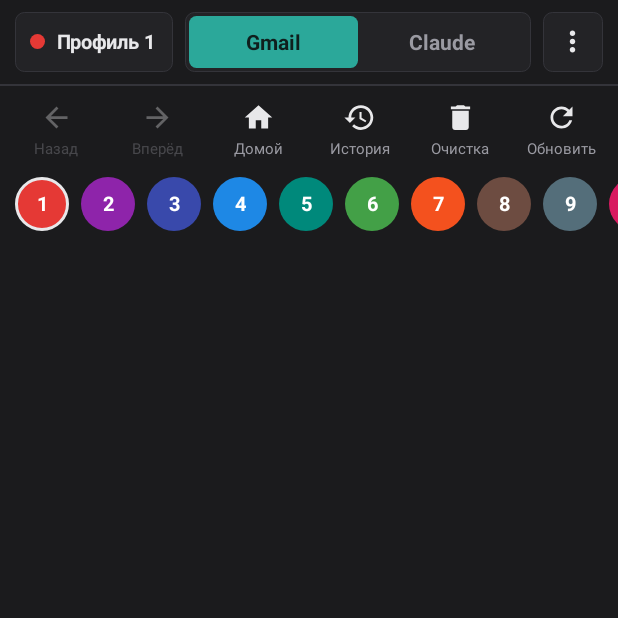
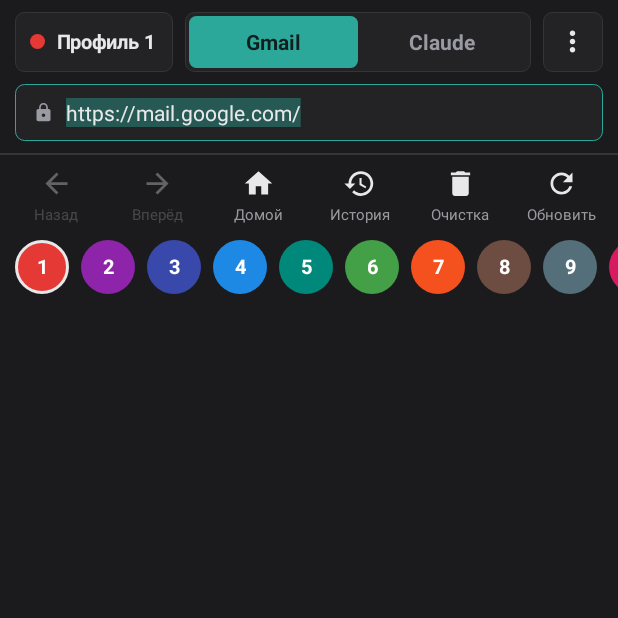
Before and after one commit to basilsolanji-hash/Browser, an Android app: the screen it shows after launch (BrowserActivity), after a tap on "Gmail", on a phone screen of 412 x 824 dp, the top half of it. Run offline under Robolectric (Android 15) with nearby library versions, the phone set to English and light mode, and no system bars; libraries missing offline, so code that uses them is left out: org.mozilla.geckoview; 12 statements that could not run were skipped.

Commit message:
0.7: Ось logo and icon, address bar top/bottom, latest GeckoView, fullscreen, tracking protection
Co-Authored-By: Claude Opus 5.5 <noreply@anthropic.com>
Claude-Session: https://claude.ai/code/session_014xaTohxQRmnBzg5tNaWgTn

```diff
--- a/app/src/main/java/ru/multibrowser/BrowserActivity.kt
+++ b/app/src/main/java/ru/multibrowser/BrowserActivity.kt
@@ -8,12 +8,13 @@ import android.graphics.Color
 import android.graphics.Typeface
 import android.net.Uri
 import android.os.Bundle
+import android.text.InputType
 import android.text.TextUtils
 import android.view.Gravity
 import android.view.KeyEvent
 import android.view.View
-import android.view.WindowManager
 import android.view.inputmethod.EditorInfo
+import android.view.inputmethod.InputMethodManager
 import android.widget.EditText
 import android.widget.HorizontalScrollView
 import android.widget.LinearLayout
@@ -25,6 +26,8 @@ import androidx.activity.OnBackPressedCallback
 import androidx.activity.result.contract.ActivityResultContracts
 import androidx.appcompat.app.AlertDialog
 import androidx.appcompat.app.AppCompatActivity
+import androidx.core.view.WindowInsetsCompat
+import androidx.core.view.WindowInsetsControllerCompat
 import org.mozilla.geckoview.AllowOrDeny
 import org.mozilla.geckoview.GeckoResult
 import org.mozilla.geckoview.GeckoSession
@@ -49,6 +52,10 @@ class BrowserActivity : AppCompatActivity() {
     private lateinit var progress: ProgressBar
     private lateinit var switcher: LinearLayout
     private lateinit var backButton: View
+    private lateinit var urlBar: EditText
+    private lateinit var lockIcon: View
+    private val chrome = mutableListOf<View>() // всё, что прячется в полноэкранном режиме
+    private var fullScreen = false
     private lateinit var forwardButton: View
     private var profileId = 0
     private var site = Site.GMAIL
@@ -76,7 +83,12 @@ class BrowserActivity : AppCompatActivity() {
         buildUi()
         onBackPressedDispatcher.addCallback(this, object : OnBackPressedCallback(true) {
             override fun handleOnBackPressed() {
-                if (Gecko.canGoBack[key] == true) session?.goBack() else finish()
+                when {
+                    fullScreen -> session?.exitFullScreen()
+                    urlBar.hasFocus() -> urlBar.clearFocus()
+                    Gecko.canGoBack[key] == true -> session?.goBack()
+                    else -> finish()
+                }
             }
         })
         openTab(intent)
@@ -109,7 +121,7 @@ class BrowserActivity : AppCompatActivity() {
         chipDot.background = Ui.oval(p.color)
         chipName.text = p.name
         tabs.forEach { (s, view) -> styleTab(view, s == newSite) }
-        currentUrl = Profiles.lastUrl(this, id, newSite)
+        showUrl(Profiles.lastUrl(this, id, newSite))
         progress.visibility = View.GONE
 
         val s = Gecko.session(this, id, newSite)
@@ -118,6 +130,27 @@ class BrowserActivity : AppCompatActivity() {
         session = s
         renderSwitcher()
         updateNavButtons()
+    }
+
+    /** В покое — только домен и замок для https, при редактировании — полный адрес. */
+    private fun showUrl(url: String) {
+        currentUrl = url
+        lockIcon.visibility = if (url.startsWith("https://")) View.VISIBLE else View.GONE
+        if (!urlBar.hasFocus()) urlBar.setText(Uri.parse(url).host ?: url)
+    }
+
+    private fun setFullScreen(on: Boolean) {
+        fullScreen = on
+        chrome.forEach { it.visibility = if (on) View.GONE else View.VISIBLE }
+        if (!on) progress.visibility = View.GONE
+        WindowInsetsControllerCompat(window, geckoView).apply {
+            if (on) {
+                systemBarsBehavior = WindowInsetsControllerCompat.BEHAVIOR_SHOW_TRANSIENT_BARS_BY_SWIPE
+                hide(WindowInsetsCompat.Type.systemBars())
+            } else {
+                show(WindowInsetsCompat.Type.systemBars())
+            }
+        }
     }
 
     private fun updateNavButtons() {
@@ -132,7 +165,7 @@ class BrowserActivity : AppCompatActivity() {
             override fun onPageStart(session: GeckoSession, url: String) {
                 if (visible()) {
                     progress.visibility = View.VISIBLE
-                    currentUrl = url
+                    showUrl(url)
                 }
                 Profiles.saveLastUrl(this@BrowserActivity, id, tab, url)
                 History.add(this@BrowserActivity, id, url)
@@ -186,6 +219,11 @@ class BrowserActivity : AppCompatActivity() {
             override fun onExternalResponse(session: GeckoSession, response: WebResponse) {
                 Downloads.save(this@BrowserActivity, response)
             }
+
+            // Видео и игры на весь экран: прячем панели браузера и системы.
+            override fun onFullScreen(session: GeckoSession, fullScreen: Boolean) {
+                if (visible()) setFullScreen(fullScreen)
+            }
         }
         s.promptDelegate = PromptHandler()
     }
@@ -232,7 +270,6 @@ class BrowserActivity : AppCompatActivity() {
     private fun showMenu(anchor: View) {
         val menu = PopupMenu(this, anchor)
         val items = listOf<Pair<String, () -> Unit>>(
-            "Открыть адрес…" to { askUrl() },
             "Копировать ссылку" to { copyUrl() },
             "Открыть в другом браузере" to { openExternally() },
             "Настройки" to { startActivity(Intent(this, SettingsActivity::class.java)) },
@@ -295,37 +332,6 @@ class BrowserActivity : AppCompatActivity() {
             .show()
     }
 
-    private fun askUrl() {
-        val input = EditText(this).apply {
-            setText(currentUrl)
-            setSingleLine()
-            setTextColor(Ui.TEXT)
-            imeOptions = EditorInfo.IME_ACTION_GO
-            setSelectAllOnFocus(true)
-        }
-        val box = LinearLayout(this).apply {
-            setPadding(dp(20), dp(8), dp(20), 0)
-            addView(input, LinearLayout.LayoutParams(LinearLayout.LayoutParams.MATCH_PARENT, LinearLayout.LayoutParams.WRAP_CONTENT))
-        }
-        val dialog = AlertDialog.Builder(this)
-            .setTitle("Адрес или поиск")
-            .setView(box)
-            .setPositiveButton("Открыть") { _, _ -> session?.loadUri(toUrl(input.text.toString())) }
-            .setNegativeButton("Отмена", null)
-            .create()
-        input.setOnEditorActionListener { _, action, event ->
-            val enter = event != null && event.keyCode == KeyEvent.KEYCODE_ENTER && event.action == KeyEvent.ACTION_DOWN
-            if (action == EditorInfo.IME_ACTION_GO || enter) {
-                session?.loadUri(toUrl(input.text.toString()))
-                dialog.dismiss()
-                true
-            } else false
-        }
-        dialog.window?.setSoftInputMode(WindowManager.LayoutParams.SOFT_INPUT_STATE_VISIBLE)
-        dialog.show()
-        input.requestFocus()
-    }
-
     private fun copyUrl() {
         getSystemService(ClipboardManager::class.java)
             ?.setPrimaryClip(ClipData.newPlainText("url", currentUrl))
@@ -380,14 +386,64 @@ class BrowserActivity : AppCompatActivity() {
         val more = iconButton(R.drawable.ic_more, "Меню") { showMenu(it) }
 
         val h = dp(40)
-        val toolbar = LinearLayout(this).apply {
+        val tabRow = LinearLayout(this).apply {
             orientation = LinearLayout.HORIZONTAL
             gravity = Gravity.CENTER_VERTICAL
-            setBackgroundColor(Ui.BG)
-            setPadding(dp(10), dp(8), dp(10), dp(8))
             addView(chip, LinearLayout.LayoutParams(LinearLayout.LayoutParams.WRAP_CONTENT, h))
             addView(tabBar, LinearLayout.LayoutParams(0, h, 1f).apply { marginStart = dp(8) })
             addView(more, LinearLayout.LayoutParams(h, h).apply { marginStart = dp(8) })
+        }
+
+        // Адресная строка: домен с замком; нажатие — полный адрес для правки или поиска.
+        lockIcon = icon(R.drawable.ic_lock, Ui.MUTED, 14)
+        urlBar = EditText(this).apply {
+            setSingleLine()
+            textSize = 14f
+            setTextColor(Ui.TEXT)
+            setHintTextColor(Ui.MUTED)
+            hint = "Адрес или поиск в Google"
+            imeOptions = EditorInfo.IME_ACTION_GO
+            inputType = InputType.TYPE_CLASS_TEXT or InputType.TYPE_TEXT_VARIATION_URI
+            background = null
+            setPadding(dp(8), 0, dp(8), 0)
+            setOnEditorActionListener { _, action, event ->
+                val enter = event != null &&
+                    event.keyCode == KeyEvent.KEYCODE_ENTER && event.action == KeyEvent.ACTION_DOWN
+                if (action == EditorInfo.IME_ACTION_GO || enter) {
+                    val url = toUrl(text.toString())
+                    session?.loadUri(url)
+                    currentUrl = url
+                    clearFocus()
+                    true
+                } else false
+            }
+        }
+        val addressBox = LinearLayout(this).apply {
+            orientation = LinearLayout.HORIZONTAL
+            gravity = Gravity.CENTER_VERTICAL
+            background = Ui.rounded(Ui.SURFACE, dpf(6), dp(1))
+            setPadding(dp(12), 0, dp(4), 0)
+            addView(lockIcon)
+            addView(urlBar, LinearLayout.LayoutParams(0, LinearLayout.LayoutParams.MATCH_PARENT, 1f))
+        }
+        urlBar.setOnFocusChangeListener { v, focused ->
+            addressBox.background = Ui.rounded(Ui.SURFACE, dpf(6), dp(1), if (focused) Ui.ACCENT else Ui.BORDER)
+            if (focused) {
+                urlBar.setText(currentUrl)
+                urlBar.post { urlBar.selectAll() }
+            } else {
+                urlBar.setText(Uri.parse(currentUrl).host ?: currentUrl)
+                getSystemService(InputMethodManager::class.java)?.hideSoftInputFromWindow(v.windowToken, 0)
+            }
+        }
+
+        val toolbar = LinearLayout(this).apply {
+            orientation = LinearLayout.VERTICAL
+            setBackgroundColor(Ui.BG)
+            setPadding(dp(10), dp(8), dp(10), dp(8))
+            addView(tabRow)
+            addView(addressBox, LinearLayout.LayoutParams(LinearLayout.LayoutParams.MATCH_PARENT, dp(38))
+                .apply { topMargin = dp(8) })
         }
 
         progress = ProgressBar(this, null, android.R.attr.progressBarStyleHorizontal).apply {
@@ -398,16 +454,11 @@ class BrowserActivity : AppCompatActivity() {
 
         geckoView = GeckoView(this).apply { coverUntilFirstPaint(Ui.BG) }
 
-        // Нижняя панель: быстрое переключение между 15 профилями без возврата к списку.
-        switcher = LinearLayout(this).apply {
-            orientation = LinearLayout.HORIZONTAL
-            setPadding(dp(10), dp(8), dp(2), dp(8))
-        }
         // Панель действий: как в обычном браузере, всё под большим пальцем.
         val actions = LinearLayout(this).apply {
             orientation = LinearLayout.HORIZONTAL
             setBackgroundColor(Ui.BG)
-            setPadding(dp(4), dp(4), dp(4), 0)
+            setPadding(dp(4), dp(2), dp(4), 0)
         }
         fun action(iconRes: Int, label: String, onClick: () -> Unit) = actionButton(iconRes, label, onClick).also {
             actions.addView(it, LinearLayout.LayoutParams(0, LinearLayout.LayoutParams.WRAP_CONTENT, 1f))
@@ -419,25 +470,42 @@ class BrowserActivity : AppCompatActivity() {
         action(R.drawable.ic_delete, "Очистка") { showClear() }
         action(R.drawable.ic_refresh, "Обновить") { session?.reload() }
 
+        // Нижняя полоса: быстрое переключение между профилями без возврата к списку.
+        switcher = LinearLayout(this).apply {
+            orientation = LinearLayout.HORIZONTAL
+            setPadding(dp(10), dp(6), dp(2), dp(8))
+        }
         val switcherScroll = HorizontalScrollView(this).apply {
             isHorizontalScrollBarEnabled = false
             setBackgroundColor(Ui.BG)
             addView(switcher)
         }
 
+        fun divider() = View(this).apply { setBackgroundColor(Ui.BORDER) }
+        val match = LinearLayout.LayoutParams.MATCH_PARENT
         val root = LinearLayout(this).apply {
             orientation = LinearLayout.VERTICAL
             setBackgroundColor(Ui.BG)
-            addView(toolbar)
-            addView(View(context).apply { setBackgroundColor(Ui.BORDER) },
-                LinearLayout.LayoutParams(LinearLayout.LayoutParams.MATCH_PARENT, dp(1)))
-            addView(progress, LinearLayout.LayoutParams(LinearLayout.LayoutParams.MATCH_PARENT, dp(2)))
-            addView(geckoView, LinearLayout.LayoutParams(LinearLayout.LayoutParams.MATCH_PARENT, 0, 1f))
-            addView(View(context).apply { setBackgroundColor(Ui.BORDER) },
-                LinearLayout.LayoutParams(LinearLayout.LayoutParams.MATCH_PARENT, dp(1)))
-            addView(actions)
-            addView(switcherScroll)
         }
+        val top = Settings.barPosition(this) == Settings.BarPosition.TOP
+        val topDivider = divider()
+        val bottomDivider = divider()
+        if (top) {
+            root.addView(toolbar)
+            root.addView(topDivider, LinearLayout.LayoutParams(match, dp(1)))
+            root.addView(progress, LinearLayout.LayoutParams(match, dp(2)))
+            root.addView(geckoView, LinearLayout.LayoutParams(match, 0, 1f))
+            root.addView(bottomDivider, LinearLayout.LayoutParams(match, dp(1)))
+        } else {
+            root.addView(geckoView, LinearLayout.LayoutParams(match, 0, 1f))
+            root.addView(progress, LinearLayout.LayoutParams(match, dp(2)))
+            root.addView(bottomDivider, LinearLayout.LayoutParams(match, dp(1)))
+            root.addView(toolbar.apply { setPadding(dp(10), dp(6), dp(10), dp(2)) })
+        }
+        root.addView(actions)
+        root.addView(switcherScroll)
+        chrome += listOf(toolbar, topDivider, bottomDivider, actions, switcherScroll)
+
         setContentView(root)
         applyEdgeToEdge(root)
     }
--- a/app/src/main/java/ru/multibrowser/Gecko.kt
+++ b/app/src/main/java/ru/multibrowser/Gecko.kt
@@ -2,6 +2,7 @@ package ru.multibrowser
 
 import android.content.Context
 import android.net.Uri
+import org.mozilla.geckoview.ContentBlocking
 import org.mozilla.geckoview.GeckoRuntime
 import org.mozilla.geckoview.GeckoRuntimeSettings
 import org.mozilla.geckoview.GeckoSession
@@ -33,6 +34,17 @@ object Gecko {
         ctx.applicationContext,
         GeckoRuntimeSettings.Builder()
             .preferredColorScheme(colorScheme(Settings.theme(ctx)))
+            // Масштаб пальцами разрешён на любом сайте.
+            .forceUserScalableEnabled(true)
+            // Защита как в Firefox: трекеры блокируются, сторонние cookies изолируются по сайтам
+            // (вход через Google при этом работает), фишинг и вредоносные сайты — с предупреждением.
+            .contentBlocking(
+                ContentBlocking.Settings.Builder()
+                    .antiTracking(ContentBlocking.AntiTracking.DEFAULT)
+                    .safeBrowsing(ContentBlocking.SafeBrowsing.DEFAULT)
+                    .cookieBehavior(ContentBlocking.CookieBehavior.ACCEPT_FIRST_PARTY_AND_ISOLATE_OTHERS)
+                    .build()
+            )
             .build(),
     ).also { runtime = it }
 
--- a/app/src/main/java/ru/multibrowser/MainActivity.kt
+++ b/app/src/main/java/ru/multibrowser/MainActivity.kt
@@ -46,9 +46,11 @@ class MainActivity : AppCompatActivity() {
         list.addView(LinearLayout(this).apply {
             orientation = LinearLayout.HORIZONTAL
             gravity = Gravity.CENTER_VERTICAL
-            addView(ImageView(context).apply { setImageResource(R.drawable.ic_logo) })
-            addView(logoText().apply { setPadding(dp(10), 0, 0, 0) },
-                LinearLayout.LayoutParams(0, LinearLayout.LayoutParams.WRAP_CONTENT, 1f))
+            addView(ImageView(context).apply {
+                setImageResource(R.drawable.ic_wordmark)
+                contentDescription = "Ось"
+                scaleType = ImageView.ScaleType.FIT_START
+            }, LinearLayout.LayoutParams(0, dp(34), 1f))
             addView(iconButton(R.drawable.ic_settings, "Настройки") {
                 startActivity(Intent(this@MainActivity, SettingsActivity::class.java))
             }, LinearLayout.LayoutParams(dp(40), dp(40)))
--- a/app/src/main/java/ru/multibrowser/Settings.kt
+++ b/app/src/main/java/ru/multibrowser/Settings.kt
@@ -12,6 +12,11 @@ object Settings {
         DARK("Тёмная"),
         LIGHT("Светлая"),
         SYSTEM("Как в системе"),
+    }
+
+    enum class BarPosition(val title: String) {
+        TOP("Сверху"),
+        BOTTOM("Снизу"),
     }
 
     private fun prefs(ctx: Context) = ctx.getSharedPreferences("settings", Context.MODE_PRIVATE)
@@ -31,6 +36,13 @@ object Settings {
         applyTheme(ctx)
     }
 
+    fun barPosition(ctx: Context): BarPosition =
+        runCatching { BarPosition.valueOf(prefs(ctx).getString("bar", null)!!) }.getOrDefault(BarPosition.TOP)
+
+    fun setBarPosition(ctx: Context, position: BarPosition) {
+        prefs(ctx).edit().putString("bar", position.name).apply()
+    }
+
     /** Тема приложения (AppCompat пересоздаст открытые экраны) и цветовая схема сайтов. */
     fun applyTheme(ctx: Context) {
         val theme = theme(ctx)
--- a/app/src/main/java/ru/multibrowser/Ui.kt
+++ b/app/src/main/java/ru/multibrowser/Ui.kt
@@ -6,9 +6,6 @@ import android.content.res.ColorStateList
 import android.content.res.Configuration
 import android.graphics.Typeface
 import android.graphics.drawable.GradientDrawable
-import android.text.SpannableString
-import android.text.Spanned
-import android.text.style.ForegroundColorSpan
 import android.view.Gravity
 import android.view.View
 import android.widget.FrameLayout
@@ -72,16 +69,6 @@ object Ui {
 fun Context.dp(v: Int) = (v * resources.displayMetrics.density).toInt()
 fun Context.dpf(v: Int) = v * resources.displayMetrics.density
 
-/** «Ось» белым + «Browser» акцентом, как «knitERP». */
-fun Context.logoText() = TextView(this).apply {
-    val s = SpannableString("ОсьBrowser")
-    s.setSpan(ForegroundColorSpan(Ui.ACCENT), 3, s.length, Spanned.SPAN_EXCLUSIVE_EXCLUSIVE)
-    text = s
-    textSize = 20f
-    setTextColor(Ui.TEXT)
-    typeface = Typeface.DEFAULT_BOLD
-}
-
 /**
  * Android 15 рисует приложение под системными панелями; отступаем от них
  * (и от клавиатуры) сами, а цвет значков панелей подбираем под тему.
--- /dev/null
+++ b/app/src/main/res/drawable/ic_lock.xml
@@ -0,0 +1,5 @@
+<vector xmlns:android="http://schemas.android.com/apk/res/android"
+    android:width="24dp" android:height="24dp"
+    android:viewportWidth="24" android:viewportHeight="24">
+    <path android:fillColor="#FFFFFFFF" android:pathData="M18,8h-1V6c0,-2.76 -2.24,-5 -5,-5S7,3.24 7,6v2H6c-1.1,0 -2,0.9 -2,2v10c0,1.1 0.9,2 2,2h12c1.1,0 2,-0.9 2,-2V10c0,-1.1 -0.9,-2 -2,-2zM12,17c-1.1,0 -2,-0.9 -2,-2s0.9,-2 2,-2 2,0.9 2,2 -0.9,2 -2,2zM15.1,8H8.9V6c0,-1.71 1.39,-3.1 3.1,-3.1 1.71,0 3.1,1.39 3.1,3.1v2z" />
+</vector>
--- a/app/src/main/res/drawable/ic_logo.xml
+++ /dev/null
@@ -1,8 +0,0 @@
-<vector xmlns:android="http://schemas.android.com/apk/res/android"
-    android:width="28dp" android:height="28dp"
-    android:viewportWidth="48" android:viewportHeight="48">
-    <path android:fillColor="#E8E8EA"
-        android:pathData="M8,4h18a4,4 0 0 1 4,4v18a4,4 0 0 1 -4,4h-18a4,4 0 0 1 -4,-4v-18a4,4 0 0 1 4,-4z" />
-    <path android:fillColor="#2BA89A"
-        android:pathData="M22,18h18a4,4 0 0 1 4,4v18a4,4 0 0 1 -4,4h-18a4,4 0 0 1 -4,-4v-18a4,4 0 0 1 4,-4z" />
-</vector>
--- /dev/null
+++ b/app/src/main/res/drawable/ic_wordmark.xml
@@ -0,0 +1,15 @@
+<!-- Логотип «Ось»: буквы цветом текста темы, ось с точкой и квадратом — акцентом. -->
+<vector xmlns:android="http://schemas.android.com/apk/res/android"
+    android:width="110dp" android:height="33dp"
+    android:viewportWidth="1200" android:viewportHeight="360">
+    <path android:fillColor="@color/mb_accent" android:pathData="M53,172H1150V188H53Z" />
+    <path android:fillColor="@color/mb_accent"
+        android:pathData="M8,180a45,45 0 1,0 90,0a45,45 0 1,0 -90,0z" />
+    <path android:fillColor="@color/mb_accent" android:pathData="M1110,142H1190V220H1110Z" />
+    <path android:strokeColor="@color/mb_text" android:strokeWidth="55"
+        android:pathData="M157.5,180a157.5,142.5 0 1,0 315,0a157.5,142.5 0 1,0 -315,0z" />
+    <path android:strokeColor="@color/mb_text" android:strokeWidth="55"
+        android:pathData="M770,92.5H635A92.5,92.5 0 0,0 635,277.5H770" />
+    <path android:strokeColor="@color/mb_text" android:strokeWidth="56"
+        android:pathData="M839,62V305M839,163H970A57,57 0 0,1 970,277H839" />
+</vector>
--- a/build.gradle.kts
+++ b/build.gradle.kts
@@ -1,4 +1,4 @@
 plugins {
-    id("com.android.application") version "8.7.3" apply false
-    id("org.jetbrains.kotlin.android") version "2.1.21" apply false
+    id("com.android.application") version "8.10.1" apply false
+    id("org.jetbrains.kotlin.android") version "2.2.20" apply false
 }
```
Also changed, not shown: app/build.gradle.kts (+12 -6 lines), app/src/main/java/ru/multibrowser/SettingsActivity.kt (+17 -7 lines), app/src/main/res/drawable/ic_launcher_fg.xml (+6 -4 lines), 1 other file.
